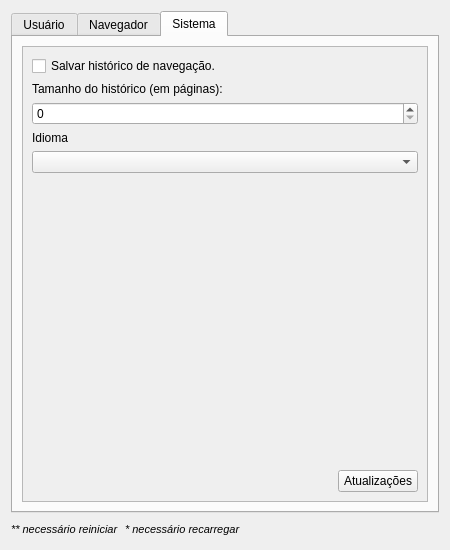
This is Client/settings.ui in Margarina-not-butter/PestoWiki as Qt 5 draws it before an edit. The edited form follows.
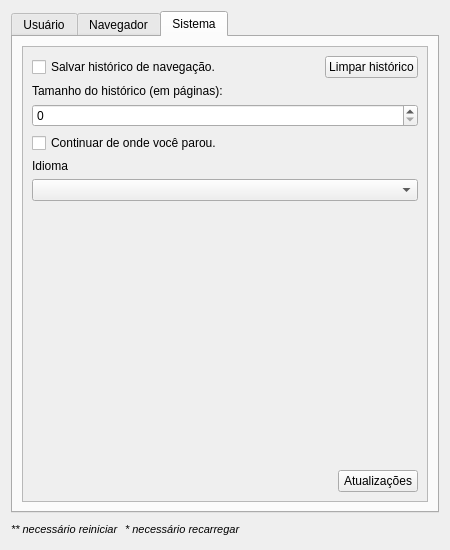
This is the edited form. Icons and pictures are not drawn.

Commit message: Finished history support, added support for internal pages that run in a isolated enviroment, other wiki addresses now work correctly, added option to pick where you left off, changed project name to Pesto, fixed several settings parsing bugs.

Patch:
```diff
--- a/Client/settings.ui
+++ b/Client/settings.ui
@@ -453,18 +453,42 @@
             <x>0</x>
             <y>0</y>
             <width>408</width>
-            <height>453</height>
+            <height>452</height>
            </rect>
           </property>
           <layout class="QVBoxLayout" name="verticalLayout_10">
            <item>
             <layout class="QVBoxLayout" name="verticalLayout_6">
              <item>
-              <widget class="QCheckBox" name="checkHistory">
-               <property name="text">
-                <string>Salvar histórico de navegação.</string>
-               </property>
-              </widget>
+              <layout class="QHBoxLayout" name="horizontalLayout">
+               <item>
+                <widget class="QCheckBox" name="checkHistory">
+                 <property name="text">
+                  <string>Salvar histórico de navegação.</string>
+                 </property>
+                </widget>
+               </item>
+               <item>
+                <spacer name="horizontalSpacer_2">
+                 <property name="orientation">
+                  <enum>Qt::Orientation::Horizontal</enum>
+                 </property>
+                 <property name="sizeHint" stdset="0">
+                  <size>
+                   <width>40</width>
+                   <height>20</height>
+                  </size>
+                 </property>
+                </spacer>
+               </item>
+               <item>
+                <widget class="QPushButton" name="pbClearHistory">
+                 <property name="text">
+                  <string>Limpar histórico</string>
+                 </property>
+                </widget>
+               </item>
+              </layout>
              </item>
              <item>
               <widget class="QLabel" name="labelHistoryEntries">
@@ -476,6 +500,13 @@
              <item>
               <widget class="QSpinBox" name="sbHistoryEntries"/>
              </item>
+             <item>
+              <widget class="QCheckBox" name="cbLastPage">
+               <property name="text">
+                <string>Continuar de onde você parou.</string>
+               </property>
+              </widget>
+             </item>
              <item>
               <widget class="QLabel" name="labelLanguage">
                <property name="locale">
```
Left out of the diff: 37 changed lines with no effect on the pictures. The commit also changes 12 other files.
